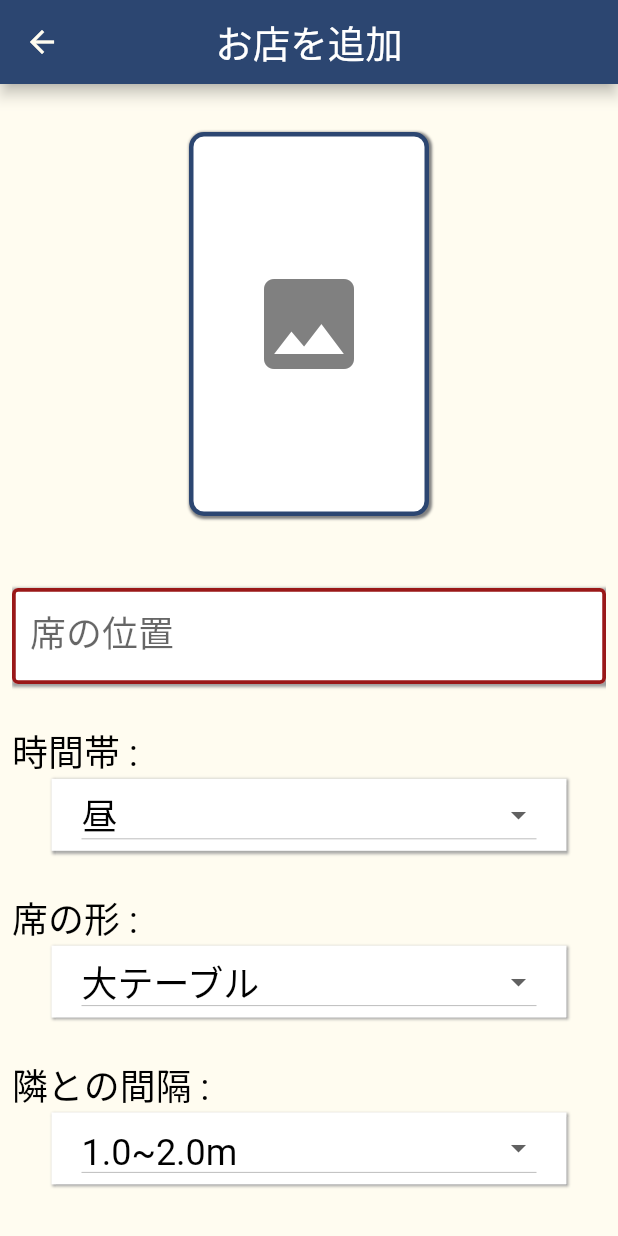
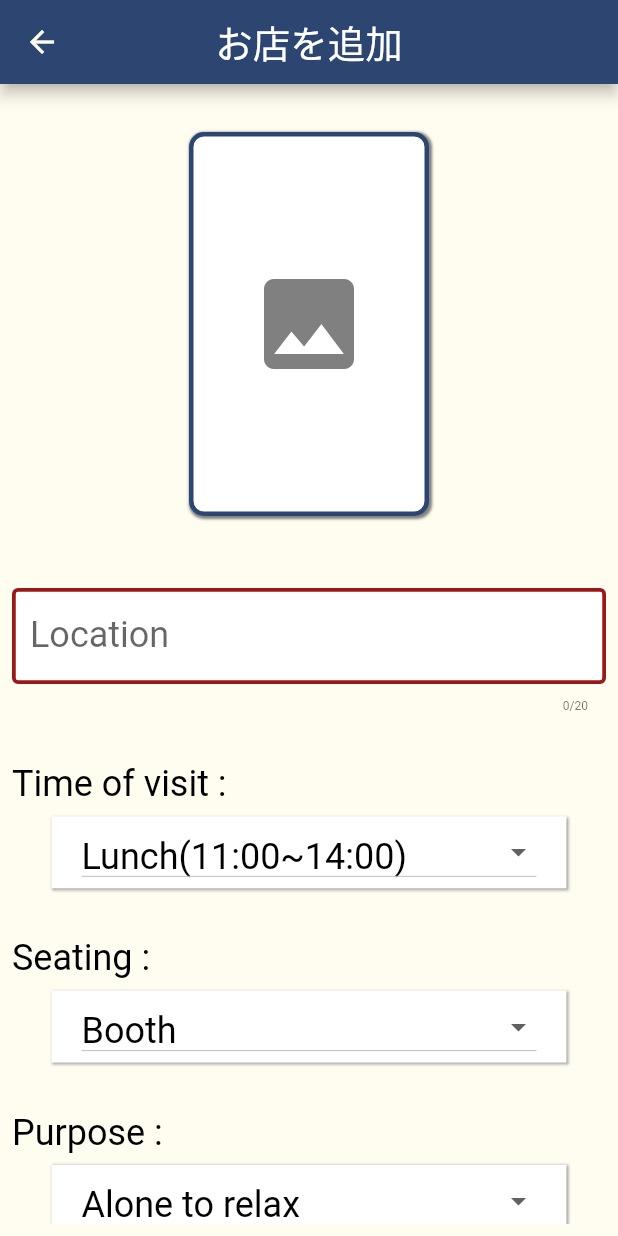
Before and after one commit to TajimaMiho/SoundFit, a Flutter app: the AddShopPage screen opened directly with empty values, on a phone screen of 412 x 824 dp. Run offline on Flutter 3.47's test engine with Material 2 defaults, Android fonts, the phone set to English and light mode, and no system bars; our stand-ins replace cloud_firestore, firebase_auth, firebase_core, firebase_storage, flutter_riverpod, flutter_svg and 4 more; missing offline and left inert: dart:html, image_picker_web; accounts and stored records are empty; network calls fail.

Commit message:
changed padding

```diff
--- a/lib/models/place/place_list.dart
+++ b/lib/models/place/place_list.dart
@@ -11,7 +11,6 @@ class Shop {
     this.situation,
     this.timezone,
     this.seatforme,
-    this.spacebetween,
   );
   String id;
   String title;
@@ -24,5 +23,4 @@ class Shop {
   String situation;
   String timezone;
   String seatforme;
-  String spacebetween;
 }
--- a/lib/models/place_list.dart
+++ b/lib/models/place_list.dart
@@ -1,4 +1,4 @@
-class Shop {
+/*class Shop {
   Shop(
       this.id,
       this.title,
@@ -22,4 +22,4 @@ class Shop {
   int ventilationFan;
   int keyboard;
   int masticatory;
-}
+}*/
--- a/lib/view/top/add/place_add/add_place_model.dart
+++ b/lib/view/top/add/place_add/add_place_model.dart
@@ -19,7 +19,6 @@ class AddShopModel extends ChangeNotifier {
   String? situation;
   String? timezone;
   String? seatforme;
-  String? spacebetween;
 
   var metadata;
 
@@ -64,7 +63,6 @@ class AddShopModel extends ChangeNotifier {
       'situation': situation,
       'timezone': timezone,
       'seatforme': seatforme,
-      'spacebetween': spacebetween,
     });
   }
 
--- a/lib/view/top/add/place_add/add_place_page.dart
+++ b/lib/view/top/add/place_add/add_place_page.dart
@@ -28,10 +28,9 @@ class _AddShopPage extends State<AddShopPage> {
     0,
   ];
   double _initialRating = 0;
-  String situation = '一人で静かに過ごしたい';
-  String timezone = '昼';
-  String seatforme = '大テーブル';
-  String spacebetween = '1.0~2.0m';
+  String situation = 'Alone to relax';
+  String timezone = 'Lunch(11:00~14:00)';
+  String seatforme = 'Booth';
   bool isfilled = false;
 
   @override
@@ -101,18 +100,8 @@ class _AddShopPage extends State<AddShopPage> {
                         SizedBox(
                           height: 48,
                         ),
-                        Container(
-                          decoration: BoxDecoration(
-                            boxShadow: [
-                              BoxShadow(
-                                color: Colors.grey,
-                                offset: Offset(1.0, 1.0),
-                                blurRadius: 0.8,
-                                spreadRadius: 0.8,
-                              ),
-                            ],
-                          ),
-                          child: TextField(
+                        TextField(
+                          maxLength: 20,
                           decoration: InputDecoration(
                             fillColor: Colors.white,
                             filled: true,
@@ -126,7 +115,7 @@ class _AddShopPage extends State<AddShopPage> {
                                   : BorderSide(
                                       color: Styles.errorColor, width: 2.5),
                             ),
-                              labelText: '席の位置',
+                            labelText: 'Location',
                             labelStyle: TextStyle(
                               fontSize: 24,
                             ),
@@ -143,44 +132,39 @@ class _AddShopPage extends State<AddShopPage> {
                             model.title = text;
                           },
                         ),
-                        ),
                         SizedBox(
                           height: 24,
                         ),
                         Row(children: [
-                          BlackText('時間帯 : ', 24),
+                          BlackText('Time of visit : ', 24),
                         ]),
+                        SizedBox(height: 5),
                         buildtimezone(shortestSide),
                         SizedBox(
                           height: 24,
                         ),
                         Row(children: [
-                          BlackText('席の形 : ', 24),
+                          BlackText('Seating : ', 24),
                         ]),
+                        SizedBox(height: 5),
                         buildseatform(shortestSide),
                         SizedBox(
                           height: 24,
                         ),
                         Row(children: [
-                          BlackText('隣との間隔 : ', 24),
+                          BlackText('Purpose : ', 24),
                         ]),
-                        buildspacebetween(shortestSide),
-                        SizedBox(
-                          height: 24,
-                        ),
-                        Row(children: [
-                          BlackText('利用客の状況 : ', 24),
-                        ]),
+                        SizedBox(height: 5),
                         buildsituation(shortestSide),
                         SizedBox(
-                          height: 24,
+                          height: 48,
                         ),
+                        buildevaluation(shortestSide, "Electronic sounds",
+                            model.electronic, 0),
                         buildevaluation(
-                            shortestSide, "electronic", model.electronic, 0),
-                        buildevaluation(shortestSide, "ventilationFan",
-                            model.ventilationFan, 1),
-                        buildevaluation(
-                            shortestSide, "masticatory", model.masticatory, 2),
+                            shortestSide, "Fan noise", model.ventilationFan, 1),
+                        buildevaluation(shortestSide, "Chewing sound",
+                            model.masticatory, 2),
                         SizedBox(
                           height: 16,
                         ),
@@ -219,7 +203,6 @@ class _AddShopPage extends State<AddShopPage> {
                                 model.situation = situation;
                                 model.timezone = timezone;
                                 model.seatforme = seatforme;
-                                model.spacebetween = spacebetween;
                                 model.startLoading();
                                 await model.addShop();
                                 Navigator.of(context).pop(true);
@@ -268,7 +251,7 @@ class _AddShopPage extends State<AddShopPage> {
       child: Column(
         crossAxisAlignment: CrossAxisAlignment.start,
         children: [
-          BlackText(sound, 36),
+          BlackText(sound, 24),
           Row(
             children: [
               IconButton(
@@ -364,16 +347,20 @@ class _AddShopPage extends State<AddShopPage> {
         isExpanded: true,
         items: const [
           DropdownMenuItem(
-            value: '一人で静かに過ごしたい',
-            child: BlackText('一人で静かに過ごしたい', 24),
+            value: 'Alone to relax',
+            child: BlackText('Alone to relax', 24),
           ),
           DropdownMenuItem(
-            value: '複数人でワイワイ過ごしたい',
-            child: BlackText('複数人でワイワイ過ごしたい', 24),
+            value: 'Study ',
+            child: BlackText('Study ', 24),
           ),
           DropdownMenuItem(
-            value: '作業や勉強に集中したい',
-            child: BlackText('作業や勉強に集中したい', 24),
+            value: 'With family/kids',
+            child: BlackText('With family/kids', 24),
+          ),
+          DropdownMenuItem(
+            value: 'With friends/co-workers',
+            child: BlackText('With friends/co-workers', 24),
           ),
         ],
         value: situation,
@@ -407,16 +394,28 @@ class _AddShopPage extends State<AddShopPage> {
         isExpanded: true,
         items: const [
           DropdownMenuItem(
-            value: '朝',
-            child: BlackText('朝', 24),
+            value: 'Morning(7:00~11:00)',
+            child: BlackText('Morning(7:00~11:00)', 24),
           ),
           DropdownMenuItem(
-            value: '昼',
-            child: BlackText('昼', 24),
+            value: 'Lunch(11:00~14:00)',
+            child: BlackText('Lunch(11:00~14:00)', 24),
           ),
           DropdownMenuItem(
-            value: '晩',
-            child: BlackText('晩', 24),
+            value: 'Evening(14:00~18:00)',
+            child: BlackText('Evening(14:00~18:00)', 24),
+          ),
+          DropdownMenuItem(
+            value: 'Dinner(18:00~22:00)',
+            child: BlackText('Dinner(18:00~22:00)', 24),
+          ),
+          DropdownMenuItem(
+            value: 'Late night(22:00~24:00)',
+            child: BlackText('Late night(22:00~24:00)', 24),
+          ),
+          DropdownMenuItem(
+            value: 'All day',
+            child: BlackText('All day', 24),
           ),
         ],
         value: timezone,
@@ -450,20 +449,24 @@ class _AddShopPage extends State<AddShopPage> {
         isExpanded: true,
         items: const [
           DropdownMenuItem(
-            value: '大テーブル',
-            child: BlackText('大テーブル', 24),
+            value: 'Booth',
+            child: BlackText('Booth', 24),
           ),
           DropdownMenuItem(
-            value: 'カウンター',
-            child: BlackText('カウンター', 24),
+            value: 'Loose',
+            child: BlackText('Loose', 24),
           ),
           DropdownMenuItem(
-            value: 'ボックス席',
-            child: BlackText('ボックス席', 24),
+            value: 'Bench',
+            child: BlackText('Bench', 24),
           ),
           DropdownMenuItem(
-            value: '個室',
-            child: BlackText('個室', 24),
+            value: 'Counter',
+            child: BlackText('Counter', 24),
+          ),
+          DropdownMenuItem(
+            value: 'Private room',
+            child: BlackText('Private room', 24),
           ),
         ],
         value: seatforme,
@@ -475,51 +478,4 @@ class _AddShopPage extends State<AddShopPage> {
       ),
     );
   }
-
-  Widget buildspacebetween(double shortestSide) {
-    return Container(
-      padding: EdgeInsets.only(left: 20, right: 20),
-      alignment: Alignment.center,
-      width: shortestSide / 1.2,
-      decoration: BoxDecoration(
-        color: Colors.white,
-        boxShadow: [
-          BoxShadow(
-            color: Colors.grey,
-            offset: Offset(1.0, 1.0),
-            blurRadius: 0.8,
-            spreadRadius: 0.8,
-          ),
-        ],
-      ),
-      //color: Styles.secondaryTextColor,
-      child: DropdownButton(
-        isExpanded: true,
-        items: const [
-          DropdownMenuItem(
-            value: 'less than 1.0m',
-            child: BlackText('less than 1.0m', 24),
-          ),
-          DropdownMenuItem(
-            value: '1.0~2.0m',
-            child: BlackText('1.0~2.0m', 24),
-          ),
-          DropdownMenuItem(
-            value: '2.0~3.0m',
-            child: BlackText('2.0~3.0m', 24),
-          ),
-          DropdownMenuItem(
-            value: 'more than 3.0m',
-            child: BlackText('more than 3.0m', 24),
-          ),
-        ],
-        value: spacebetween,
-        onChanged: (String? value) {
-          setState(() {
-            spacebetween = value!;
-          });
-        },
-      ),
-    );
 }
-}
--- a/lib/view/top/add/place_list_page/place_list_page.dart
+++ b/lib/view/top/add/place_list_page/place_list_page.dart
@@ -52,8 +52,7 @@ class ShopListPage extends StatelessWidget {
                     shop.masticatory,
                     shop.situation,
                     shop.timezone,
-                    shop.seatforme,
-                    shop.spacebetween))
+                    shop.seatforme))
                 .toList();
             return ListView(
               children: widgets,
@@ -105,13 +104,13 @@ class ShopListPage extends StatelessWidget {
     String situation,
     String timezone,
     String seatforme,
-      String spacebetween) {
+  ) {
     final Image image = Image.network(imgURL!);
     return Consumer(builder: (context, ref, _) {
       return GestureDetector(
         child: Container(
-          padding: const EdgeInsets.symmetric(horizontal: 50, vertical: 12),
-          margin: const EdgeInsets.symmetric(horizontal: 50, vertical: 12),
+          padding: const EdgeInsets.symmetric(horizontal: 12, vertical: 12),
+          margin: const EdgeInsets.symmetric(horizontal: 12, vertical: 12),
           decoration: BoxDecoration(
             color: Colors.white,
             borderRadius: BorderRadius.circular(10),
@@ -126,14 +125,13 @@ class ShopListPage extends StatelessWidget {
               SizedBox(
                 height: 12,
               ),
-              BlackText(situation, 24),
-              buildSeatDetail("時間帯", timezone),
-              buildSeatDetail("隣の間隔", spacebetween),
-              buildSeatDetail("席の位置", title),
-              buildSeatDetail("席の形", seatforme),
-              buildSoundDetail("electronic", electronic),
-              buildSoundDetail("ventilationFan", ventilationFan),
-              buildSoundDetail("masticatory", masticatory),
+              buildSeatDetail("Purpose", situation),
+              buildSeatDetail("Time of visit", timezone),
+              buildSeatDetail("Location", title),
+              buildSeatDetail("Seating", seatforme),
+              buildSoundDetail("Electronic sounds", electronic),
+              buildSoundDetail("Fan noise", ventilationFan),
+              buildSoundDetail("Chewing sound", masticatory),
               SizedBox(
                 height: 12,
               ),
@@ -150,7 +148,7 @@ class ShopListPage extends StatelessWidget {
       child: Row(
         mainAxisAlignment: MainAxisAlignment.spaceBetween,
         children: [
-          BlackText(shoJyoNm, 24),
+          BlackText(shoJyoNm, 20),
           react == 0
               ? Icon(Icons.sentiment_very_satisfied, color: Colors.green)
               : react == 1
@@ -175,8 +173,8 @@ class ShopListPage extends StatelessWidget {
       child: Row(
         mainAxisAlignment: MainAxisAlignment.spaceBetween,
         children: [
-          BlackText(content, 24),
-          BlackText(content_d, 24),
+          BlackText(content, 20),
+          BlackText(content_d, 20),
         ],
       ),
     );
--- a/lib/view/top/add/place_list_page/place_list_page_model.dart
+++ b/lib/view/top/add/place_list_page/place_list_page_model.dart
@@ -22,9 +22,8 @@ class ShopListModel extends ChangeNotifier {
       final String situation = data['situation'];
       final String timezone = data['timezone'];
       final String seatforme = data['seatforme'];
-      final String spacebetween = data['spacebetween'];
       return Shop(id, title, imgURL, lat, long, electronic, ventilationFan,
-          masticatory, situation, timezone, seatforme, spacebetween);
+          masticatory, situation, timezone, seatforme);
     }).toList();
 
     this.shops = shops;
```
Also changed, not shown: lib/config/config.dart (+6 -6 lines), lib/view/login.dart (+15 -16 lines), 1 other file. Lines whose indentation alone changed are shown as unchanged.
